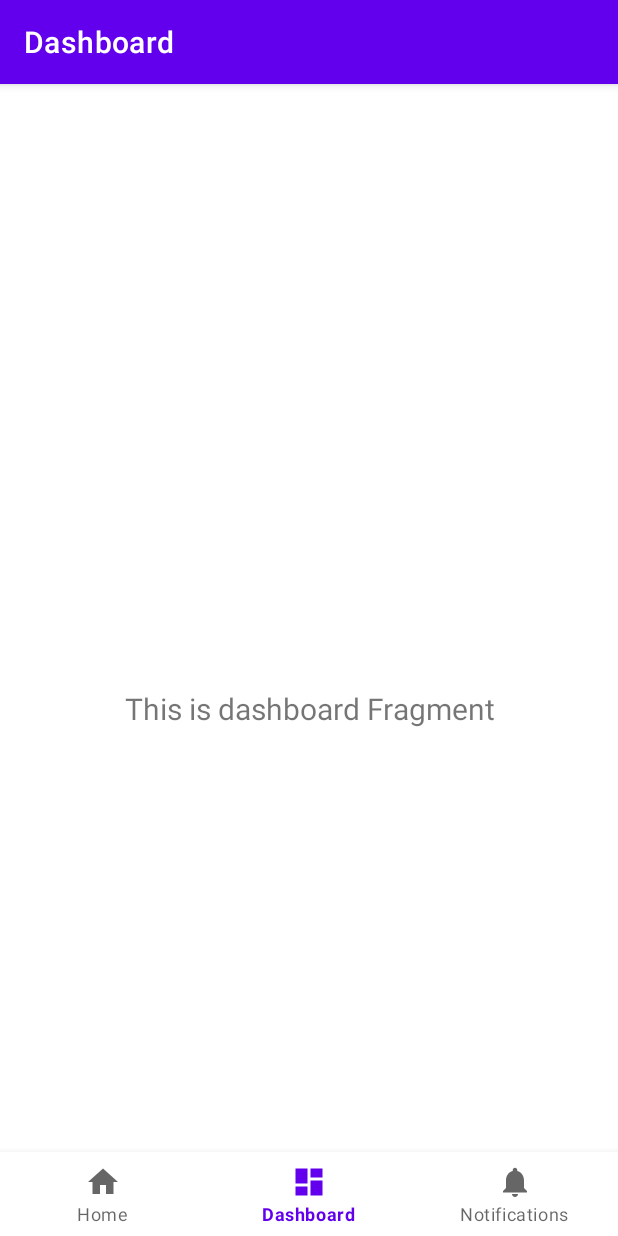
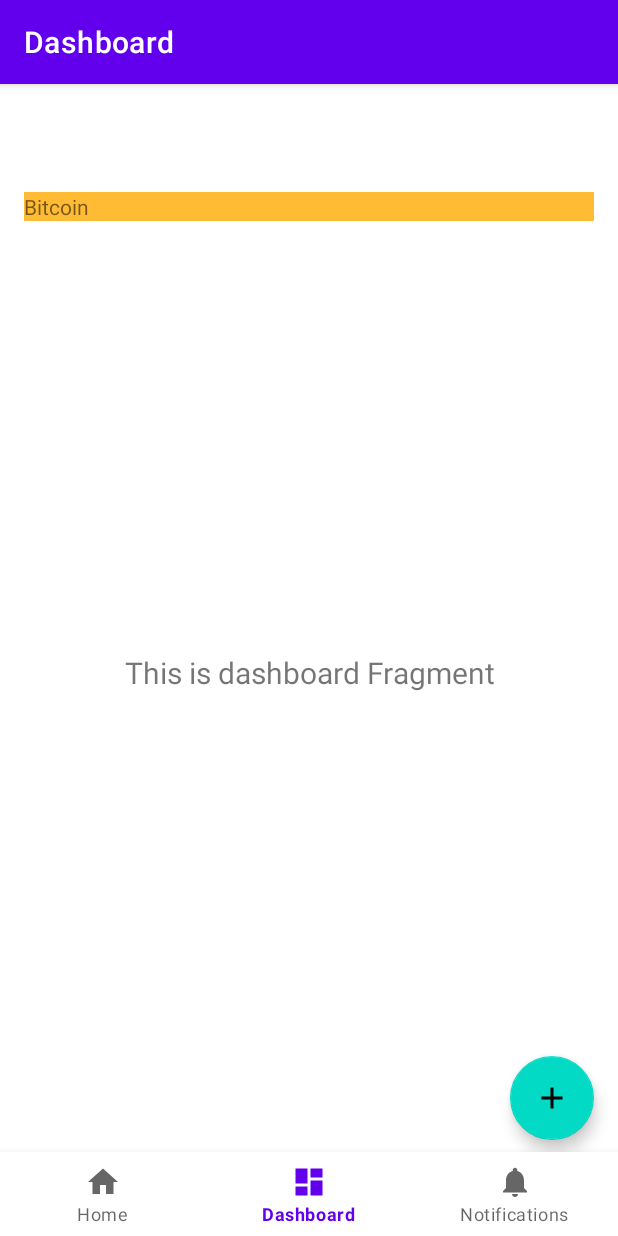
Before and after one commit to HugoISEP/MyCryptoWallet, an Android app: the screen it shows after launch (MainActivity), item 2 of the bottom bar chosen, on a phone screen of 412 x 824 dp. Run offline under Robolectric (Android 15) with nearby library versions, the phone set to English and light mode, and no system bars; our stand-ins replace Room's generated code, navigation-ui.

Commit message:
add crypto listview

```diff
--- a/app/src/main/AndroidManifest.xml
+++ b/app/src/main/AndroidManifest.xml
@@ -3,6 +3,7 @@
     package="com.example.mycryptowallet">
 
     <application
+        android:name=".data.CryptosApplication"
         android:allowBackup="true"
         android:icon="@mipmap/ic_launcher"
         android:label="@string/app_name"
@@ -10,7 +11,11 @@
         android:supportsRtl="true"
         android:theme="@style/Theme.MyCryptoWallet">
         <activity
+            android:name=".NewCryptoActivity"
+            android:exported="true" />
+        <activity
             android:name=".MainActivity"
+            android:exported="true"
             android:label="@string/app_name">
             <intent-filter>
                 <action android:name="android.intent.action.MAIN" />
--- /dev/null
+++ b/app/src/main/java/com/example/mycryptowallet/data/CryptosApplication.kt
@@ -0,0 +1,13 @@
+package com.example.mycryptowallet.data
+
+import android.app.Application
+import com.example.mycryptowallet.data.Database.AppDatabase
+import com.example.mycryptowallet.data.Repository.CryptoRepository
+import kotlinx.coroutines.CoroutineScope
+import kotlinx.coroutines.SupervisorJob
+
+class CryptosApplication: Application() {
+    val applicationScope = CoroutineScope(SupervisorJob())
+    val database by lazy { AppDatabase.getDatabase(this, applicationScope)}
+    val repository by lazy { CryptoRepository(database.cryptoDAO())}
+}
--- /dev/null
+++ b/app/src/main/java/com/example/mycryptowallet/data/DAO/CryptoDAO.kt
@@ -0,0 +1,27 @@
+package com.example.mycryptowallet.data.DAO
+
+import androidx.room.*
+import com.example.mycryptowallet.data.Entity.Crypto
+import kotlinx.coroutines.flow.Flow
+
+@Dao
+interface CryptoDAO {
+    @Query("SELECT * FROM crypto_table")
+    fun getAll(): Flow<List<Crypto>>
+
+    @Query("SELECT * FROM crypto_table WHERE name LIKE :name " +
+            "LIMIT 1")
+    fun findByName(name: String): Crypto
+
+    @Insert(onConflict = OnConflictStrategy.REPLACE)
+    suspend fun insert(crypto: Crypto)
+
+    @Update
+    fun update(crypto: Crypto)
+
+    @Delete
+    suspend fun delete(crypto: Crypto)
+
+    @Query("DELETE FROM crypto_table")
+    fun deleteAll()
+}
--- /dev/null
+++ b/app/src/main/java/com/example/mycryptowallet/data/Database/AppDatabase.kt
@@ -0,0 +1,58 @@
+package com.example.mycryptowallet.data.Database
+
+import android.content.Context
+import androidx.room.Database
+import androidx.room.Room
+import androidx.room.RoomDatabase
+import androidx.sqlite.db.SupportSQLiteDatabase
+import com.example.mycryptowallet.data.DAO.CryptoDAO
+import com.example.mycryptowallet.data.Entity.Crypto
+import kotlinx.coroutines.CoroutineScope
+import kotlinx.coroutines.launch
+
+@Database(entities = [Crypto::class], version = 1)
+abstract class AppDatabase : RoomDatabase() {
+    abstract fun cryptoDAO(): CryptoDAO
+
+    private class AppDatabaseCallback(
+        private val scope: CoroutineScope
+    ) : RoomDatabase.Callback() {
+        override fun onCreate(db: SupportSQLiteDatabase) {
+            super.onCreate(db)
+            INSTANCE?.let { database ->
+                scope.launch {
+                    populateDatabase(database.cryptoDAO())
+                }
+            }
+        }
+
+        suspend fun populateDatabase(cryptoDAO: CryptoDAO) {
+            cryptoDAO.deleteAll()
+
+            var crypto =  Crypto("Bitcoin", "BTC",1.0,66.0, 66.0 )
+            cryptoDAO.insert(crypto)
+        }
+    }
+
+    companion object {
+        // Singleton prevents multiple instances of database opening at the
+        // same time.
+        @Volatile
+        private var INSTANCE: AppDatabase? = null
+
+        fun getDatabase(context: Context, scope: CoroutineScope): AppDatabase {
+            // if the INSTANCE is not null, then return it,
+            // if it is, then create the database
+            return INSTANCE ?: synchronized(this) {
+                val instance = Room.databaseBuilder(
+                    context.applicationContext,
+                    AppDatabase::class.java,
+                    "crypto_database"
+                ).addCallback(AppDatabaseCallback(scope)).build()
+                INSTANCE = instance
+                // return instance
+                instance
+            }
+        }
+    }
+}
--- /dev/null
+++ b/app/src/main/java/com/example/mycryptowallet/data/Entity/Crypto.kt
@@ -0,0 +1,14 @@
+package com.example.mycryptowallet.data.Entity
+
+import androidx.room.Entity
+import androidx.room.PrimaryKey
+
+@Entity(tableName = "crypto_table")
+data class Crypto(
+    @PrimaryKey val name: String,
+    val token: String,
+    val currentValue: Double?,
+    val amount: Double,
+    val amountValue: Double?,
+    ) {
+}
--- /dev/null
+++ b/app/src/main/java/com/example/mycryptowallet/data/Repository/CryptoRepository.kt
@@ -0,0 +1,21 @@
+package com.example.mycryptowallet.data.Repository
+
+import androidx.annotation.WorkerThread
+import kotlinx.coroutines.flow.Flow
+import com.example.mycryptowallet.data.DAO.CryptoDAO
+import com.example.mycryptowallet.data.Entity.Crypto
+
+class CryptoRepository(private val cryptoDAO: CryptoDAO) {
+    // Room executes all queries on a separate thread.
+    // Observed Flow will notify the observer when the data has changed.
+     val allCryptos: Flow<List<Crypto>> = cryptoDAO.getAll()
+
+    // By default Room runs suspend queries off the main thread, therefore, we don't need to
+    // implement anything else to ensure we're not doing long running database work
+    // off the main thread.
+    @Suppress("RedundantSuspendModifier")
+    @WorkerThread
+    suspend fun insert(crypto: Crypto) {
+        cryptoDAO.insert(crypto)
+    }
+}
--- /dev/null
+++ b/app/src/main/java/com/example/mycryptowallet/ui/dashboard/CryptoListAdapter.kt
@@ -0,0 +1,47 @@
+package com.example.mycryptowallet.ui.dashboard
+
+import android.view.LayoutInflater
+import android.view.View
+import android.view.ViewGroup
+import android.widget.TextView
+import androidx.recyclerview.widget.DiffUtil
+import androidx.recyclerview.widget.ListAdapter
+import androidx.recyclerview.widget.RecyclerView
+import com.example.mycryptowallet.R
+import com.example.mycryptowallet.data.Entity.Crypto
+
+class CryptoListAdapter : ListAdapter<Crypto, CryptoListAdapter.DashboardViewHolder>(CryptoComparator()) {
+    override fun onCreateViewHolder(parent: ViewGroup, viewtype: Int): DashboardViewHolder {
+        return  DashboardViewHolder.create(parent)
+    }
+
+    override fun onBindViewHolder(holder: DashboardViewHolder, position: Int) {
+        val current = getItem(position)
+        holder.bind(current.name)
+    }
+
+    class DashboardViewHolder(itemView: View) : RecyclerView.ViewHolder(itemView) {
+        private val cryptoItemView: TextView = itemView.findViewById(R.id.textView)
+
+        fun bind(text: String?) {
+            cryptoItemView.text = text
+        }
+
+        companion object {
+            fun create(parent: ViewGroup): DashboardViewHolder {
+                val view: View = LayoutInflater.from(parent.context).inflate(R.layout.recyclerview_item, parent, false)
+                return DashboardViewHolder(view)
+            }
+        }
+    }
+
+    class CryptoComparator : DiffUtil.ItemCallback<Crypto>() {
+        override fun areItemsTheSame(oldItem: Crypto, newItem: Crypto): Boolean {
+            return oldItem === newItem
+        }
+
+        override fun areContentsTheSame(oldItem: Crypto, newItem: Crypto): Boolean {
+            return oldItem.name == newItem.name
+        }
+    }
+}
--- a/app/src/main/java/com/example/mycryptowallet/ui/dashboard/DashboardFragment.kt
+++ b/app/src/main/java/com/example/mycryptowallet/ui/dashboard/DashboardFragment.kt
@@ -1,31 +1,81 @@
 package com.example.mycryptowallet.ui.dashboard
 
+import android.app.Activity
+import android.content.Intent
 import android.os.Bundle
 import android.view.LayoutInflater
 import android.view.View
 import android.view.ViewGroup
 import android.widget.TextView
+import android.widget.Toast
 import androidx.fragment.app.Fragment
+import androidx.fragment.app.viewModels
 import androidx.lifecycle.Observer
-import androidx.lifecycle.ViewModelProvider
+import androidx.recyclerview.widget.LinearLayoutManager
+import androidx.recyclerview.widget.RecyclerView
+import com.example.mycryptowallet.NewCryptoActivity
 import com.example.mycryptowallet.R
+import com.example.mycryptowallet.data.CryptosApplication
+import com.example.mycryptowallet.data.Entity.Crypto
+import com.google.android.material.floatingactionbutton.FloatingActionButton
 
 class DashboardFragment : Fragment() {
 
-    private lateinit var dashboardViewModel: DashboardViewModel
+    val dashboardViewModel: DashboardViewModel by viewModels {
+        DashboardViewModelFactory((requireActivity().application as CryptosApplication).repository)
+    }
+    private val newCryptoActivityRequestCode = 1
 
     override fun onCreateView(
             inflater: LayoutInflater,
             container: ViewGroup?,
             savedInstanceState: Bundle?
     ): View? {
-        dashboardViewModel =
-                ViewModelProvider(this).get(DashboardViewModel::class.java)
+
         val root = inflater.inflate(R.layout.fragment_dashboard, container, false)
+
+
+        val recyclerView = root.findViewById<RecyclerView>(R.id.recyclerview)
+        val adapter = CryptoListAdapter()
+        recyclerView.adapter = adapter
+        recyclerView.layoutManager = LinearLayoutManager(root.context)
+
+
+
         val textView: TextView = root.findViewById(R.id.text_dashboard)
         dashboardViewModel.text.observe(viewLifecycleOwner, Observer {
             textView.text = it
         })
+
+        dashboardViewModel.allCryptos.observe(viewLifecycleOwner) {
+                cryptos -> cryptos.let { adapter.submitList(it) }
+        }
+
+        val fab = root.findViewById<FloatingActionButton>(R.id.fab)
+        fab.setOnClickListener {
+            val intent = Intent(root.context, NewCryptoActivity::class.java)
+            startActivityForResult(intent, newCryptoActivityRequestCode)
+        }
+
         return root
     }
+
+    override fun onActivityResult(requestCode: Int, resultCode: Int, intentData: Intent?) {
+        super.onActivityResult(requestCode, resultCode, intentData)
+
+        if (requestCode == newCryptoActivityRequestCode && resultCode == Activity.RESULT_OK) {
+            intentData?.getStringArrayListExtra(NewCryptoActivity.EXTRA_REPLY)?.let { reply ->
+                val crypto = Crypto(reply[0], reply[1], 1.0, 0.0, 0.0)
+                dashboardViewModel.insert(crypto)
+            }
+        } else {
+            Toast.makeText(
+                requireContext().applicationContext,
+                R.string.empty_not_saved,
+                Toast.LENGTH_LONG
+            ).show()
+        }
+    }
+
+
 }
--- a/app/src/main/java/com/example/mycryptowallet/ui/dashboard/DashboardViewModel.kt
+++ b/app/src/main/java/com/example/mycryptowallet/ui/dashboard/DashboardViewModel.kt
@@ -1,13 +1,33 @@
 package com.example.mycryptowallet.ui.dashboard
 
+import androidx.lifecycle.*
+import com.example.mycryptowallet.data.Entity.Crypto
+import com.example.mycryptowallet.data.Repository.CryptoRepository
+import kotlinx.coroutines.launch
+import java.lang.IllegalArgumentException
 import androidx.lifecycle.LiveData
-import androidx.lifecycle.MutableLiveData
 import androidx.lifecycle.ViewModel
+import androidx.lifecycle.ViewModelProvider
+import androidx.lifecycle.asLiveData
+import androidx.lifecycle.viewModelScope
 
-class DashboardViewModel : ViewModel() {
+class DashboardViewModel(private val repository: CryptoRepository) : ViewModel() {
 
     private val _text = MutableLiveData<String>().apply {
         value = "This is dashboard Fragment"
     }
     val text: LiveData<String> = _text
+
+    val allCryptos: LiveData<List<Crypto>> = repository.allCryptos.asLiveData()
+    fun insert(crypto: Crypto) = viewModelScope.launch { repository.insert(crypto) }
 }
+
+class DashboardViewModelFactory(private val repository: CryptoRepository) : ViewModelProvider.Factory {
+    override fun <T : ViewModel> create(modelClass: Class<T>): T {
+        if (modelClass.isAssignableFrom(DashboardViewModel::class.java)) {
+            @Suppress("UNCHECKED_CAST")
+            return DashboardViewModel(repository) as T
+        }
+        throw IllegalArgumentException("Unknown ViewModel class")
+    }
+}
--- /dev/null
+++ b/app/src/main/res/drawable/ic_baseline_add_24.xml
@@ -0,0 +1,10 @@
+<vector xmlns:android="http://schemas.android.com/apk/res/android"
+    android:width="24dp"
+    android:height="24dp"
+    android:viewportWidth="24"
+    android:viewportHeight="24"
+    android:tint="?attr/colorControlNormal">
+  <path
+      android:fillColor="@android:color/white"
+      android:pathData="M19,13h-6v6h-2v-6H5v-2h6V5h2v6h6v2z"/>
+</vector>
--- a/app/src/main/res/layout/fragment_dashboard.xml
+++ b/app/src/main/res/layout/fragment_dashboard.xml
@@ -4,8 +4,29 @@
     xmlns:tools="http://schemas.android.com/tools"
     android:layout_width="match_parent"
     android:layout_height="match_parent"
-    tools:context=".ui.dashboard.DashboardFragment">
+    tools:context=".ui.dashboard.DashboardFragment"
+    android:paddingBottom="@dimen/min_height">
 
+    <androidx.recyclerview.widget.RecyclerView
+        android:id="@+id/recyclerview"
+        android:layout_width="0dp"
+        android:layout_height="0dp"
+        tools:listitem="@layout/recyclerview_item"
+        android:padding="@dimen/big_padding"
+        app:layout_constraintBottom_toBottomOf="parent"
+        app:layout_constraintLeft_toLeftOf="parent"
+        app:layout_constraintRight_toRightOf="parent"
+        app:layout_constraintTop_toTopOf="parent" />
+
+    <com.google.android.material.floatingactionbutton.FloatingActionButton
+        android:id="@+id/fab"
+        app:layout_constraintBottom_toBottomOf="parent"
+        app:layout_constraintEnd_toEndOf="parent"
+        android:layout_width="wrap_content"
+        android:layout_height="wrap_content"
+        android:layout_margin="16dp"
+        android:contentDescription="@string/add_crypto"
+        android:src="@drawable/ic_baseline_add_24"/>
     <TextView
         android:id="@+id/text_dashboard"
         android:layout_width="match_parent"
@@ -19,4 +40,5 @@
         app:layout_constraintEnd_toEndOf="parent"
         app:layout_constraintStart_toStartOf="parent"
         app:layout_constraintTop_toTopOf="parent" />
+
 </androidx.constraintlayout.widget.ConstraintLayout>
--- /dev/null
+++ b/app/src/main/res/layout/recyclerview_item.xml
@@ -0,0 +1,12 @@
+<?xml version="1.0" encoding="utf-8"?>
+<LinearLayout xmlns:android="http://schemas.android.com/apk/res/android"
+    android:orientation="vertical"
+    android:layout_width="match_parent"
+    android:layout_height="wrap_content">
+
+    <TextView
+        android:id="@+id/textView"
+        android:layout_width="match_parent"
+        android:layout_height="wrap_content"
+        android:background="@android:color/holo_orange_light" />
+</LinearLayout>
--- a/app/src/main/res/values/colors.xml
+++ b/app/src/main/res/values/colors.xml
@@ -7,4 +7,5 @@
     <color name="teal_700">#FF018786</color>
     <color name="black">#FF000000</color>
     <color name="white">#FFFFFFFF</color>
+    <color name="buttonLabel">#FFFFFF</color>
 </resources>
--- a/app/src/main/res/values/dimens.xml
+++ b/app/src/main/res/values/dimens.xml
@@ -2,4 +2,6 @@
     <!-- Default screen margins, per the Android Design guidelines. -->
     <dimen name="activity_horizontal_margin">16dp</dimen>
     <dimen name="activity_vertical_margin">16dp</dimen>
+    <dimen name="big_padding">16dp</dimen>
+    <dimen name="min_height">48dp</dimen>
 </resources>
--- a/app/src/main/res/values/strings.xml
+++ b/app/src/main/res/values/strings.xml
@@ -3,4 +3,9 @@
     <string name="title_home">Home</string>
     <string name="title_dashboard">Dashboard</string>
     <string name="title_notifications">Notifications</string>
+    <string name="add_crypto">Add Crypto</string>
+    <string name="empty_not_saved">Crypto not saved because it is empty.</string>
+    <string name="button_save">Save</string>
+    <string name="hint_crypto_name">Name...</string>
+    <string name="hint_crypto_token">Token...</string>
 </resources>
--- a/build.gradle
+++ b/build.gradle
@@ -6,8 +6,8 @@ buildscript {
         jcenter()
     }
     dependencies {
-        classpath "com.android.tools.build:gradle:4.1.2"
-        classpath "org.jetbrains.kotlin:kotlin-gradle-plugin:$kotlin_version"
+        classpath 'com.android.tools.build:gradle:7.0.2'
+        classpath "org.jetbrains.kotlin:kotlin-gradle-plugin:1.5.31"
 
         // NOTE: Do not place your application dependencies here; they belong
         // in the individual module build.gradle files
```
Also changed, not shown: app/build.gradle (+9 -2 lines), app/src/main/java/com/example/mycryptowallet/NewCryptoActivity.kt (added, +39 -0 lines), app/src/main/res/layout/activity_new_crypto.xml (added, +37 -0 lines), gradle/wrapper/gradle-wrapper.properties.
